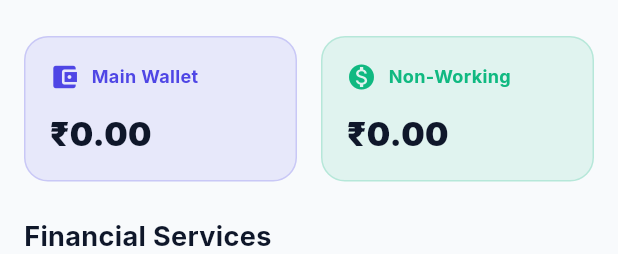
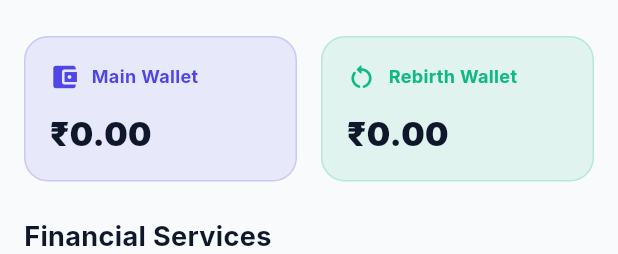
Before and after one commit to rajeshkinjarapu/royal_kuberaa, a Flutter app: the FinanceScreen widget shown alone on an empty page, opened directly, on a phone screen of 412 x 824 dp. Shown: the top 254 px of the screen. Run offline on Flutter 3.47's test engine with Material 3 defaults, Android fonts, the phone set to English and light mode, and no system bars; our stand-ins replace go_router, google_fonts, image_picker, share_plus, shared_preferences; accounts and stored records are empty; network calls fail.

Commit message:
fix(flutter): rename Non-Working card to Rebirth Wallet in finance screen for 100% consistency

```diff
--- a/mlm_flutter_app/lib/screens/finance_screen.dart
+++ b/mlm_flutter_app/lib/screens/finance_screen.dart
@@ -33,9 +33,9 @@ class FinanceScreen extends StatelessWidget {
               const SizedBox(width: 16),
               Expanded(
                 child: _buildWalletCard(
-                  title: 'Non-Working',
+                  title: 'Rebirth Wallet',
                   amount: '₹${(dashData?['rebirthWallet'] ?? 0).toStringAsFixed(2)}',
-                  icon: Icons.monetization_on,
+                  icon: Icons.restart_alt_rounded,
                   color: AppColors.secondary,
                 ),
               ),
```
